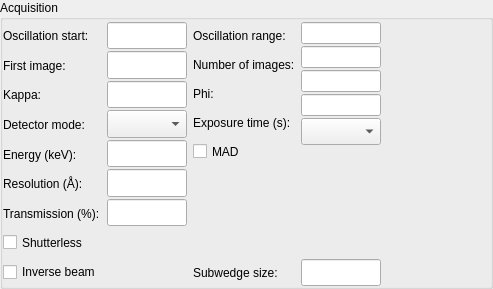
Qt form Bricks/widgets/ui_files/Qt4_acquisition_widget_vertical_layout.ui (mxcube/mxcubeqt) before a commit.
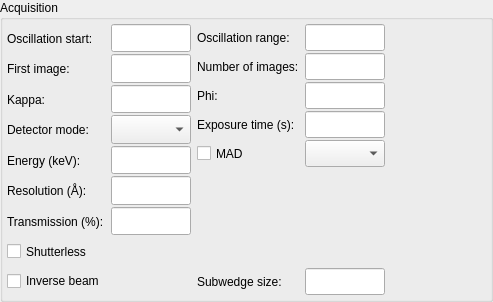
The same form after that commit.

What changed in the file:
```diff
--- a/Bricks/widgets/ui_files/Qt4_acquisition_widget_vertical_layout.ui
+++ b/Bricks/widgets/ui_files/Qt4_acquisition_widget_vertical_layout.ui
@@ -7,7 +7,7 @@
     <x>0</x>
     <y>0</y>
     <width>493</width>
-    <height>289</height>
+    <height>302</height>
    </rect>
   </property>
   <property name="sizePolicy">
@@ -53,17 +53,8 @@
       <property name="spacing">
        <number>6</number>
       </property>
-      <property name="leftMargin">
-       <number>0</number>
-      </property>
-      <property name="topMargin">
-       <number>2</number>
-      </property>
-      <property name="rightMargin">
-       <number>0</number>
-      </property>
-      <property name="bottomMargin">
-       <number>0</number>
+      <property name="margin">
+       <number>4</number>
       </property>
       <item>
        <layout class="QHBoxLayout">
@@ -312,7 +303,7 @@
               </property>
               <property name="maximumSize">
                <size>
-                <width>70</width>
+                <width>80</width>
                 <height>32767</height>
                </size>
               </property>
@@ -423,7 +414,7 @@
               <property name="maximumSize">
                <size>
                 <width>150</width>
-                <height>16777215</height>
+                <height>27</height>
                </size>
               </property>
               <property name="text">
@@ -442,6 +433,12 @@
                 <height>27</height>
                </size>
               </property>
+              <property name="maximumSize">
+               <size>
+                <width>16777215</width>
+                <height>27</height>
+               </size>
+              </property>
               <property name="acceptDrops">
                <bool>true</bool>
               </property>
@@ -461,6 +458,12 @@
                 <height>27</height>
                </size>
               </property>
+              <property name="maximumSize">
+               <size>
+                <width>16777215</width>
+                <height>27</height>
+               </size>
+              </property>
               <property name="text">
                <string>Phi:</string>
               </property>
@@ -477,6 +480,12 @@
                 <height>27</height>
                </size>
               </property>
+              <property name="maximumSize">
+               <size>
+                <width>16777215</width>
+                <height>27</height>
+               </size>
+              </property>
               <property name="text">
                <string>Exposure time (s):</string>
               </property>
@@ -493,6 +502,12 @@
                 <height>27</height>
                </size>
               </property>
+              <property name="maximumSize">
+               <size>
+                <width>16777215</width>
+                <height>27</height>
+               </size>
+              </property>
               <property name="toolTip">
                <string>Check to use energies from energy scan</string>
               </property>
@@ -522,6 +537,12 @@
                 <height>27</height>
                </size>
               </property>
+              <property name="maximumSize">
+               <size>
+                <width>16777215</width>
+                <height>27</height>
+               </size>
+              </property>
               <property name="toolTip">
                <string>Check to use inverse beam and specify subwedge size</string>
               </property>
@@ -545,13 +566,13 @@
               <property name="minimumSize">
                <size>
                 <width>80</width>
-                <height>0</height>
+                <height>27</height>
                </size>
               </property>
               <property name="maximumSize">
                <size>
                 <width>70</width>
-                <height>32767</height>
+                <height>27</height>
                </size>
               </property>
              </widget>
@@ -561,13 +582,13 @@
               <property name="minimumSize">
                <size>
                 <width>80</width>
-                <height>0</height>
+                <height>27</height>
                </size>
               </property>
               <property name="maximumSize">
                <size>
                 <width>70</width>
-                <height>32767</height>
+                <height>27</height>
                </size>
               </property>
              </widget>
@@ -577,13 +598,13 @@
               <property name="minimumSize">
                <size>
                 <width>80</width>
-                <height>0</height>
+                <height>27</height>
                </size>
               </property>
               <property name="maximumSize">
                <size>
                 <width>70</width>
-                <height>32767</height>
+                <height>27</height>
                </size>
               </property>
              </widget>
@@ -593,13 +614,13 @@
               <property name="minimumSize">
                <size>
                 <width>80</width>
-                <height>0</height>
+                <height>27</height>
                </size>
               </property>
               <property name="maximumSize">
                <size>
                 <width>70</width>
-                <height>32767</height>
+                <height>27</height>
                </size>
               </property>
              </widget>
@@ -612,6 +633,12 @@
                 <height>27</height>
                </size>
               </property>
+              <property name="maximumSize">
+               <size>
+                <width>80</width>
+                <height>27</height>
+               </size>
+              </property>
               <property name="toolTip">
                <string>Check to use energies from energy scan</string>
               </property>
@@ -640,8 +667,8 @@
               </property>
               <property name="maximumSize">
                <size>
-                <width>50</width>
-                <height>32767</height>
+                <width>80</width>
+                <height>27</height>
                </size>
               </property>
               <property name="toolTip">
```
